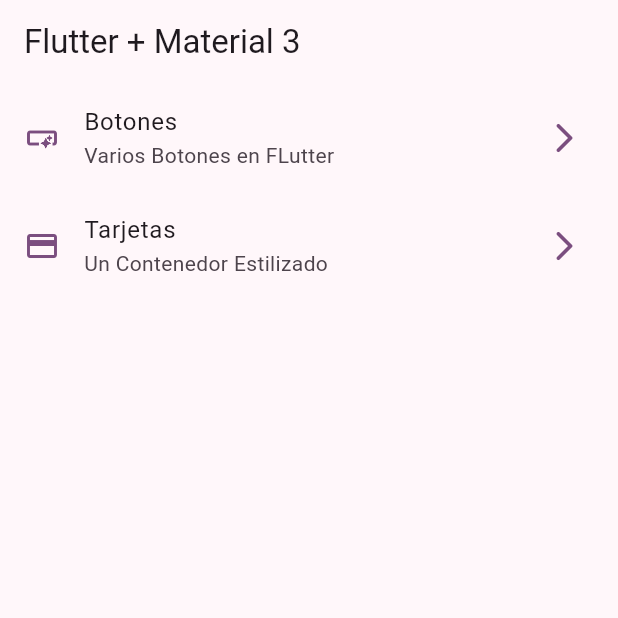
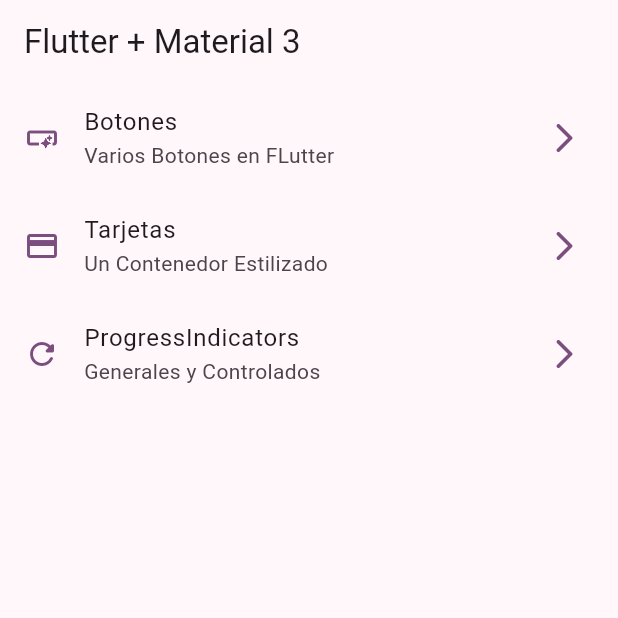
Before and after one commit to geeklagunero/widgetApp, a Flutter app: the screen it shows after launch, on a phone screen of 412 x 824 dp, the top half of it. Run offline on Flutter 3.47's test engine with Material 3 defaults, Android fonts, the phone set to English and light mode, and no system bars; our stand-ins replace go_router.

Commit message:
progress indicator

```diff
--- a/lib/config/menu/menu_item.dart
+++ b/lib/config/menu/menu_item.dart
@@ -27,4 +27,10 @@ const appMenuItems = <MenuItem>[
     link: '/cards',
     icon: Icons.credit_card,
   ),
+  MenuItem(
+    title: "ProgressIndicators",
+    subTitle: "Generales y Controlados",
+    link: '/progress',
+    icon: Icons.refresh_rounded,
+  ),
 ];
--- a/lib/config/router/app_router.dart
+++ b/lib/config/router/app_router.dart
@@ -2,6 +2,7 @@ import 'package:go_router/go_router.dart';
 import 'package:widget_app/presentation/screens/buttons/buttons_screens.dart';
 import 'package:widget_app/presentation/screens/cards/cards_screen.dart';
 import 'package:widget_app/presentation/screens/home/home_screen.dart';
+import 'package:widget_app/presentation/screens/progress/progress_screen.dart';
 
 // GoRouter configuration
 final appRouter = GoRouter(
@@ -22,5 +23,10 @@ final appRouter = GoRouter(
       name: CardsScreens.name,
       builder: (context, state) => CardsScreens(),
     ),
+    GoRoute(
+      path: '/progress',
+      name: ProgressScreen.name,
+      builder: (context, state) => ProgressScreen(),
+    ),
   ],
 );
```
Also changed, not shown: lib/presentation/screens/progress/progress_screen.dart (+48 -1 lines).
